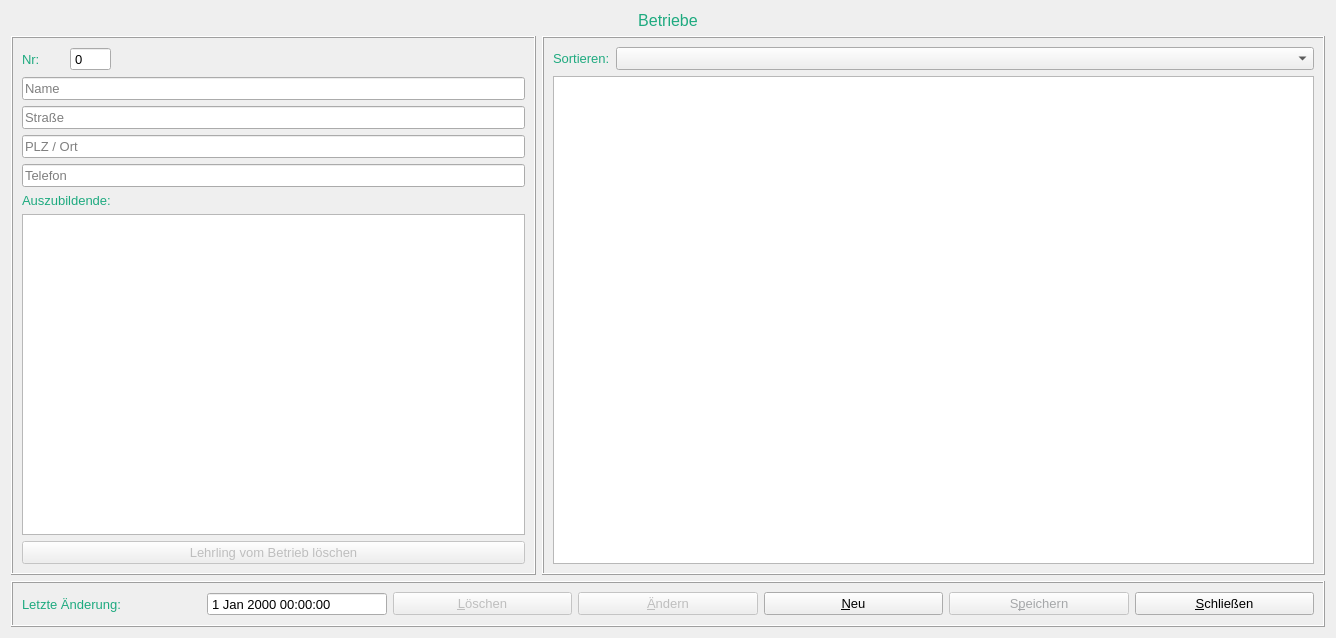
Above: formcompany.ui from fasa1964/fshkkap before the change. Below: the same form after it.
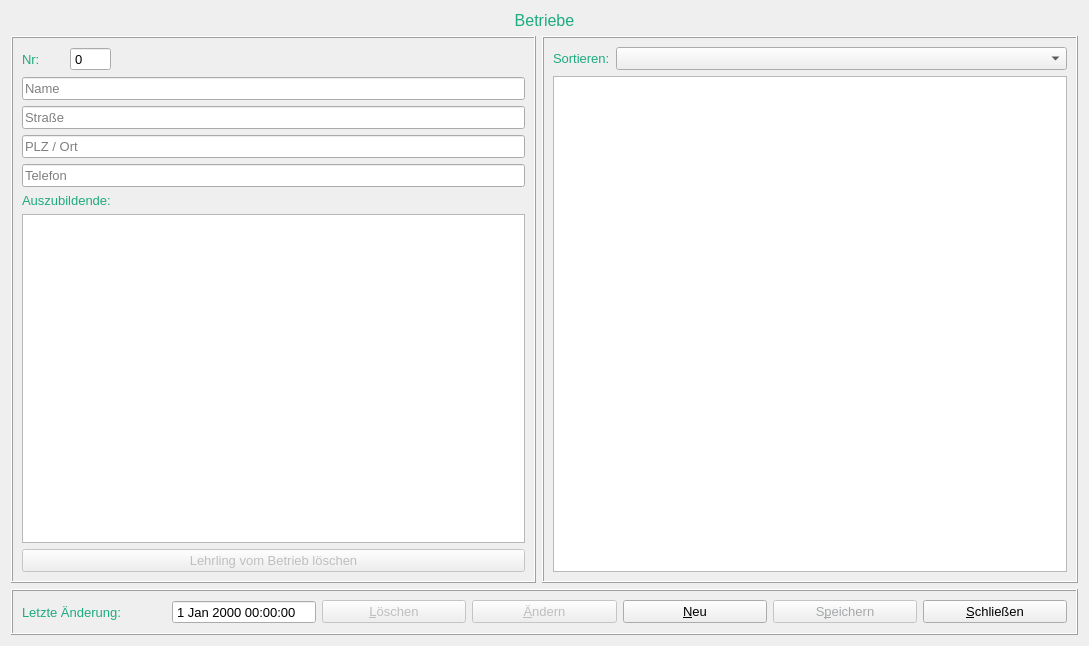
That is the form after the change.

Diff of the .ui file:
```diff
--- a/formcompany.ui
+++ b/formcompany.ui
@@ -6,8 +6,8 @@
    <rect>
     <x>0</x>
     <y>0</y>
-    <width>1336</width>
-    <height>638</height>
+    <width>1089</width>
+    <height>646</height>
    </rect>
   </property>
   <property name="font">
@@ -22,7 +22,7 @@
    <item row="1" column="2">
     <widget class="QFrame" name="frame">
      <property name="sizePolicy">
-      <sizepolicy hsizetype="Preferred" vsizetype="Preferred">
+      <sizepolicy hsizetype="Expanding" vsizetype="Preferred">
        <horstretch>0</horstretch>
        <verstretch>0</verstretch>
       </sizepolicy>
@@ -97,7 +97,7 @@
    <item row="1" column="0" colspan="2">
     <widget class="QFrame" name="frame_2">
      <property name="sizePolicy">
-      <sizepolicy hsizetype="Preferred" vsizetype="Preferred">
+      <sizepolicy hsizetype="Expanding" vsizetype="Preferred">
        <horstretch>0</horstretch>
        <verstretch>0</verstretch>
       </sizepolicy>
```
